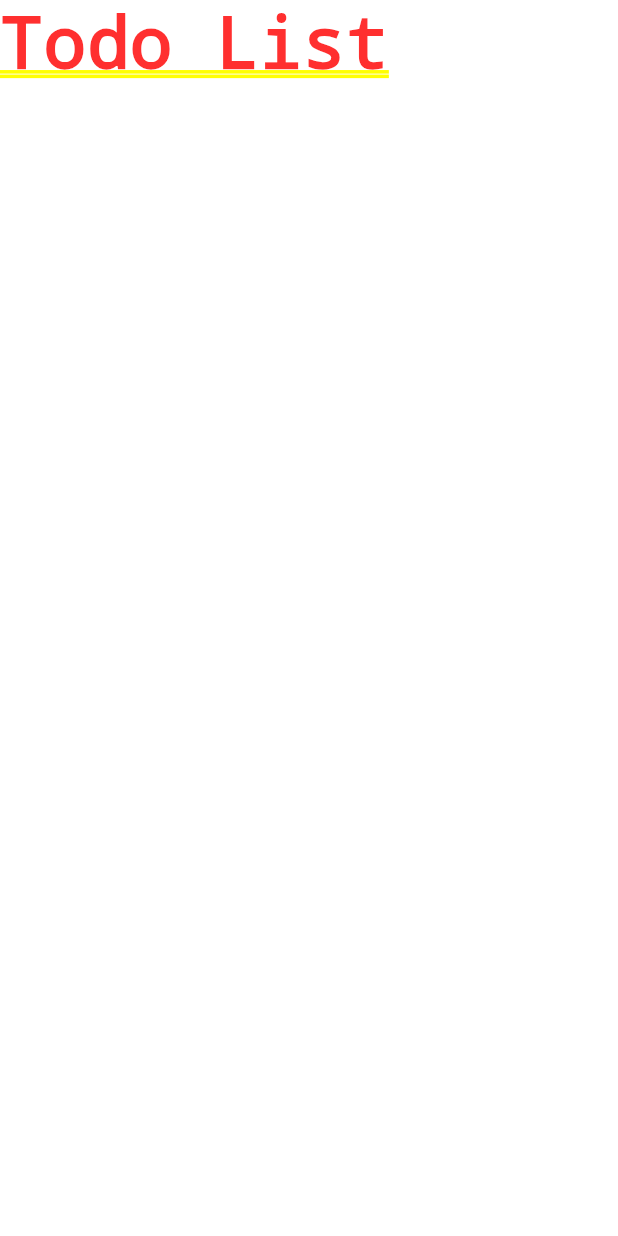
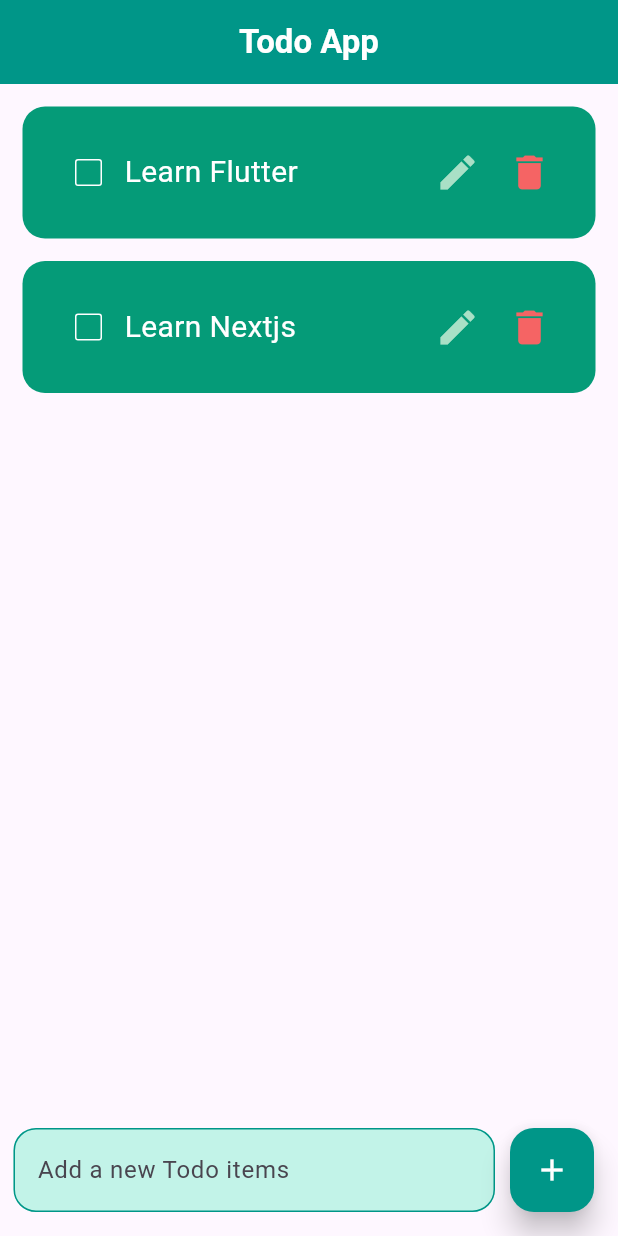
Before and after one commit to Tazmeenilsa/Todo-app-flutter, a Flutter app: the screen it shows after launch, on a phone screen of 412 x 824 dp. Run offline on Flutter 3.47's test engine with Material 3 defaults, Android fonts, the phone set to English and light mode, and no system bars.

Commit message:
edit delete update

```diff
--- a/lib/home.dart
+++ b/lib/home.dart
@@ -1,10 +1,101 @@
 import 'package:flutter/material.dart';
+import 'package:todo_app/screens/todo.dart';
 
-class Home extends StatelessWidget {
+class Home extends StatefulWidget {
   const Home({super.key});
 
   @override
+  State<Home> createState() => _HomeState();
+}
+
+class _HomeState extends State<Home> {
+  List todoList = [
+    ['Learn Flutter', false],
+    ['Learn Nextjs', false],
+    // ['Learn Tailwind Css', false],
+  ];
+  final textController = TextEditingController();
+  final editTextController = TextEditingController();
+  void onChanged(int index) {
+    setState(() {
+      todoList[index][1] = !todoList[index][1];
+    });
+  }
+
+  void addNewTask() {
+    setState(() {
+      todoList.add([textController.text, false]);
+      textController.clear();
+    });
+  }
+
+  void onDeleteTask(int index) {
+    setState(() {
+      todoList.removeAt(index);
+    });
+  }
+
+  void onUpdateTask(int index) {
+    setState(() {
+      todoList[index][0] = editTextController.text;
+      editTextController.clear();
+    });
+  }
+
+  @override
   Widget build(BuildContext context) {
-    return const SafeArea(child: Text('Todo List'));
+    return Scaffold(
+      appBar: AppBar(
+        backgroundColor: Colors.teal,
+        title: const Text(
+          'Todo App',
+          style: TextStyle(color: Colors.white, fontWeight: FontWeight.bold),
+        ),
+        centerTitle: true,
+      ),
+      body: ListView.builder(
+          itemCount: todoList.length,
+          itemBuilder: (BuildContext context, int index) {
+            return Todo(
+                taskName: todoList[index][0],
+                taskCompleted: todoList[index][1],
+                onTaskChanged: (value) => onChanged(index),
+                deleteTask: () => onDeleteTask(index),
+                onUpdateTask: () => onUpdateTask(index),
+                editTextController: editTextController);
+          }),
+      floatingActionButton: Row(
+        children: [
+          Expanded(
+              child: Padding(
+            padding:
+                const EdgeInsets.only(top: 0, bottom: 0, right: 10, left: 25),
+            child: TextField(
+              controller: textController,
+              decoration: InputDecoration(
+                hintText: 'Add a new Todo items',
+                filled: true,
+                fillColor: Color.fromARGB(255, 194, 243, 232),
+                enabledBorder: OutlineInputBorder(
+                    borderRadius: BorderRadius.circular(15),
+                    borderSide: const BorderSide(color: Colors.teal)),
+                focusedBorder: OutlineInputBorder(
+                    borderRadius: BorderRadius.circular(15),
+                    borderSide: const BorderSide(color: Colors.teal)),
+              ),
+            ),
+          )),
+          FloatingActionButton(
+              onPressed: addNewTask,
+              backgroundColor: Colors.teal,
+              elevation: 8,
+              hoverColor: const Color.fromARGB(255, 97, 202, 192),
+              child: const Icon(
+                Icons.add,
+                color: Colors.white,
+              )),
+        ],
+      ),
+    );
   }
 }
--- a/lib/main.dart
+++ b/lib/main.dart
@@ -12,11 +12,12 @@ class MyApp extends StatelessWidget {
   @override
   Widget build(BuildContext context) {
     return MaterialApp(
-      title: 'Flutter Demo',
-      theme: ThemeData(
-        colorScheme: ColorScheme.fromSeed(seedColor: Colors.deepPurple),
-        useMaterial3: true,
-      ),
+      title: 'Todo-App',
+      // theme: ThemeData(
+      //   colorScheme: ColorScheme.fromSeed(seedColor: Colors.deepPurple),
+      //   useMaterial3: true,
+      // ),
+      debugShowCheckedModeBanner: false,
       home: Home(),
     );
   }
--- /dev/null
+++ b/lib/screens/todo.dart
@@ -0,0 +1,115 @@
+import 'package:flutter/foundation.dart';
+import 'package:flutter/material.dart';
+
+class Todo extends StatelessWidget {
+  const Todo(
+      {super.key,
+      required this.taskCompleted,
+      required this.taskName,
+      required this.onTaskChanged,
+      required this.deleteTask,
+      required this.editTextController,
+      this.onUpdateTask});
+
+  final String taskName;
+  final TextEditingController editTextController;
+  final bool taskCompleted;
+  final Function(bool?)? onTaskChanged;
+  final Function()? deleteTask;
+  final Function()? onUpdateTask;
+  @override
+  Widget build(BuildContext context) {
+    return Padding(
+      padding: const EdgeInsets.only(top: 15, right: 15, left: 15, bottom: 0),
+      child: Container(
+        decoration: const BoxDecoration(
+            color: Color.fromARGB(255, 5, 155, 120),
+            borderRadius: BorderRadius.all(Radius.circular(15))),
+        padding: const EdgeInsets.all(20),
+        child: Row(
+          mainAxisAlignment: MainAxisAlignment.spaceBetween,
+          children: [
+            Row(
+              children: [
+                Checkbox(
+                    checkColor: Colors.green,
+                    activeColor: Colors.white,
+                    side: const BorderSide(color: Colors.white),
+                    value: taskCompleted,
+                    onChanged: onTaskChanged),
+                Text(
+                  taskName,
+                  style: TextStyle(
+                      fontSize: 20,
+                      color: Colors.white,
+                      decoration: taskCompleted
+                          ? TextDecoration.lineThrough
+                          : TextDecoration.none,
+                      decorationColor: Colors.white,
+                      decorationThickness: 2),
+                ),
+              ],
+            ),
+            Row(
+              children: [
+                IconButton(
+                  onPressed: () {
+                    editTextController.text = taskName;
+                    showDialog(
+                        context: context,
+                        builder: (context) {
+                          return AlertDialog(
+                            title: const Text('Update Task'),
+                            content: TextField(
+                              controller: editTextController,
+                              decoration: InputDecoration(
+                                hintText: 'Update Todo item',
+                                filled: true,
+                                fillColor:
+                                    const Color.fromARGB(255, 194, 243, 232),
+                                enabledBorder: OutlineInputBorder(
+                                    borderRadius: BorderRadius.circular(15),
+                                    borderSide:
+                                        const BorderSide(color: Colors.teal)),
+                                focusedBorder: OutlineInputBorder(
+                                    borderRadius: BorderRadius.circular(15),
+                                    borderSide:
+                                        const BorderSide(color: Colors.teal)),
+                              ),
+                            ),
+                            actions: [
+                              ElevatedButton(
+                                  onPressed: () {
+                                    onUpdateTask!();
+                                    Navigator.pop(context);
+                                  },
+                                  child: Text('Update'))
+                            ],
+                          );
+                        });
+                  },
+                  icon: const Icon(
+                    Icons.edit,
+                    size: 30,
+                    color: Color.fromARGB(255, 169, 224, 198),
+                  ),
+                ),
+                IconButton(
+                  onPressed: deleteTask != null
+                      ? () => deleteTask!()
+                      : null, // Call the function directly
+
+                  icon: const Icon(
+                    Icons.delete,
+                    size: 30,
+                    color: Color.fromARGB(255, 245, 100, 100),
+                  ),
+                ),
+              ],
+            )
+          ],
+        ),
+      ),
+    );
+  }
+}
```
